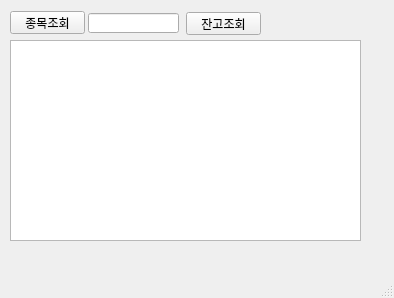
The window that main_window.ui (HyunwooChung/EugeneLink) describes before a commit, drawn with Qt 5.
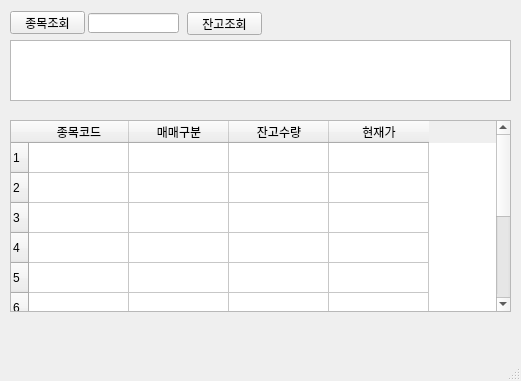
The same window after the commit.

```diff
--- a/main_window.ui
+++ b/main_window.ui
@@ -6,8 +6,8 @@
    <rect>
     <x>0</x>
     <y>0</y>
-    <width>394</width>
-    <height>298</height>
+    <width>521</width>
+    <height>381</height>
    </rect>
   </property>
   <property name="windowTitle">
@@ -32,15 +32,15 @@
      <rect>
       <x>10</x>
       <y>40</y>
-      <width>351</width>
-      <height>201</height>
+      <width>501</width>
+      <height>61</height>
      </rect>
     </property>
    </widget>
    <widget class="QPushButton" name="pushButton_2">
     <property name="geometry">
      <rect>
-      <x>186</x>
+      <x>187</x>
       <y>12</y>
       <width>75</width>
       <height>23</height>
@@ -63,6 +63,52 @@
      <number>6</number>
     </property>
    </widget>
+   <widget class="QTableWidget" name="tableWidget">
+    <property name="geometry">
+     <rect>
+      <x>10</x>
+      <y>120</y>
+      <width>501</width>
+      <height>192</height>
+     </rect>
+    </property>
+    <property name="rowCount">
+     <number>10</number>
+    </property>
+    <property name="columnCount">
+     <number>4</number>
+    </property>
+    <row/>
+    <row/>
+    <row/>
+    <row/>
+    <row/>
+    <row/>
+    <row/>
+    <row/>
+    <row/>
+    <row/>
+    <column>
+     <property name="text">
+      <string>종목코드</string>
+     </property>
+    </column>
+    <column>
+     <property name="text">
+      <string>매매구분</string>
+     </property>
+    </column>
+    <column>
+     <property name="text">
+      <string>잔고수량</string>
+     </property>
+    </column>
+    <column>
+     <property name="text">
+      <string>현재가</string>
+     </property>
+    </column>
+   </widget>
   </widget>
   <widget class="QMenuBar" name="menubar">
    <property name="geometry">
```
Left out of the diff: 2 changed lines with no effect on the pictures.
